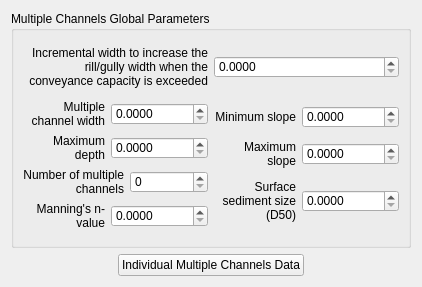
Old version of the form flo2d/ui/multiple_channels_editor.ui in the repository FLO-2DSoftware/qgis-flo-2d-plugin.
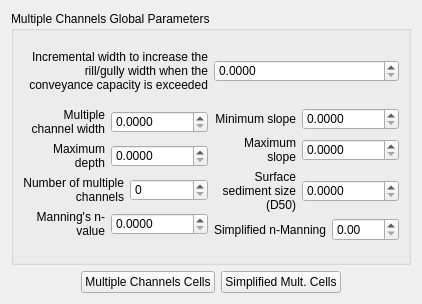
New version of the form.

Commit message: Simplifierd Mult Channels: import/export

What changed in the file:
```diff
--- a/flo2d/ui/multiple_channels_editor.ui
+++ b/flo2d/ui/multiple_channels_editor.ui
@@ -7,7 +7,7 @@
     <x>0</x>
     <y>0</y>
     <width>422</width>
-    <height>287</height>
+    <height>304</height>
    </rect>
   </property>
   <property name="sizePolicy">
@@ -100,9 +100,7 @@
         </property>
        </widget>
       </item>
-      <item row="1" column="0" colspan="2">
-       <layout class="QHBoxLayout" name="horizontalLayout_8">
-        <item>
+      <item row="1" column="0">
          <layout class="QVBoxLayout" name="verticalLayout">
           <item>
            <layout class="QHBoxLayout" name="horizontalLayout">
@@ -319,7 +317,7 @@
           </item>
          </layout>
         </item>
-        <item>
+      <item row="1" column="1">
          <layout class="QVBoxLayout" name="verticalLayout_2">
           <item>
            <layout class="QHBoxLayout" name="horizontalLayout_5">
@@ -492,6 +490,21 @@
             </item>
            </layout>
           </item>
+        <item>
+         <layout class="QHBoxLayout" name="horizontalLayout_8">
+          <item>
+           <widget class="QLabel" name="label">
+            <property name="text">
+             <string>Simplified n-Manning</string>
+            </property>
+            <property name="alignment">
+             <set>Qt::AlignRight|Qt::AlignTrailing|Qt::AlignVCenter</set>
+            </property>
+           </widget>
+          </item>
+          <item>
+           <widget class="QDoubleSpinBox" name="simple_manning_dbox"/>
+          </item>
          </layout>
         </item>
        </layout>
@@ -517,11 +530,11 @@
      <item row="0" column="1">
       <widget class="QPushButton" name="individual_multiple_channels_data_btn">
        <property name="text">
-        <string>Individual Multiple Channels Data</string>
+        <string>Multiple Channels Cells</string>
        </property>
       </widget>
      </item>
-     <item row="0" column="2">
+     <item row="0" column="3">
       <spacer name="horizontalSpacer_2">
        <property name="orientation">
         <enum>Qt::Horizontal</enum>
@@ -534,6 +547,13 @@
        </property>
       </spacer>
      </item>
+     <item row="0" column="2">
+      <widget class="QPushButton" name="simplified_mult_channel_cells_btn">
+       <property name="text">
+        <string>Simplified Mult. Cells</string>
+       </property>
+      </widget>
+     </item>
     </layout>
    </item>
   </layout>
```
Lines whose indentation alone changed are shown as unchanged. The commit also changes 12 other files.
